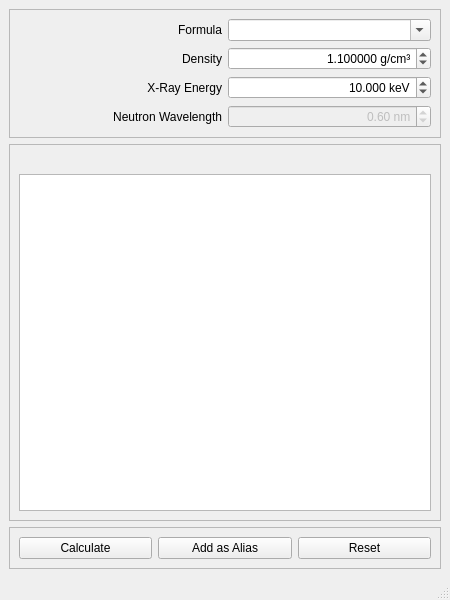
This is src/mainwindow.ui in ibressler/qsldcalc as Qt 5 draws it before an edit. The edited form follows.
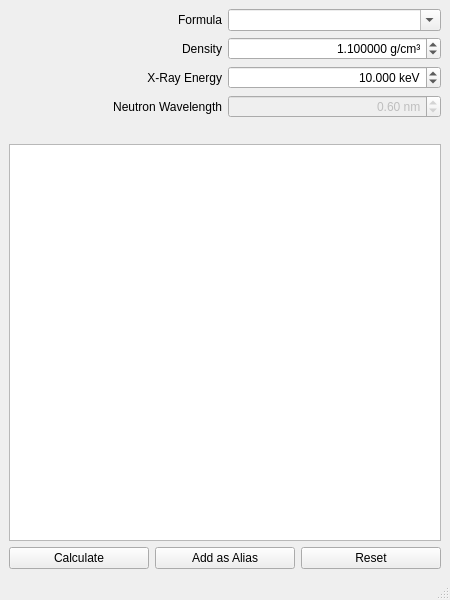
This is the edited form.

Commit message: - encapsulated debug output, visible in debug build mode only now - minor cleanup of GUI (QFrame->QWidget)

```diff
--- a/src/mainwindow.ui
+++ b/src/mainwindow.ui
@@ -9,28 +9,17 @@
     <height>600</height>
    </rect>
   </property>
-  <widget class="QWidget" name="centralwidget" >
-   <property name="geometry" >
-    <rect>
-     <x>0</x>
-     <y>34</y>
-     <width>450</width>
-     <height>539</height>
-    </rect>
-   </property>
-   <layout class="QVBoxLayout" name="verticalLayout" >
+  <widget class="QWidget" name="centralwidget">
+   <layout class="QVBoxLayout" name="verticalLayout">
     <item>
-     <widget class="QFrame" name="frmInput" >
-      <property name="frameShape" >
-       <enum>QFrame::StyledPanel</enum>
-      </property>
-      <property name="frameShadow" >
-       <enum>QFrame::Raised</enum>
-      </property>
-      <layout class="QGridLayout" name="gridLayout" >
-       <item row="0" column="0" >
-        <widget class="QLabel" name="lblFormula" >
-         <property name="text" >
+     <widget class="QWidget" name="frmInput" native="true">
+      <layout class="QGridLayout" name="gridLayout">
+       <property name="margin">
+        <number>0</number>
+       </property>
+       <item row="0" column="0">
+        <widget class="QLabel" name="lblFormula">
+         <property name="text">
           <string>Formula</string>
          </property>
          <property name="alignment" >
@@ -160,14 +149,11 @@
      </widget>
     </item>
     <item>
-     <widget class="QFrame" name="frmOutput" >
-      <property name="frameShape" >
-       <enum>QFrame::StyledPanel</enum>
-      </property>
-      <property name="frameShadow" >
-       <enum>QFrame::Raised</enum>
-      </property>
-      <layout class="QVBoxLayout" name="verticalLayout_2" >
+     <widget class="QWidget" name="frmOutput" native="true">
+      <layout class="QVBoxLayout" name="verticalLayout_2">
+       <property name="margin">
+        <number>0</number>
+       </property>
        <item>
         <widget class="QLabel" name="lblFormattedFormula" >
          <property name="toolTip" >
@@ -207,14 +193,11 @@
      </widget>
     </item>
     <item>
-     <widget class="QFrame" name="frmButtons" >
-      <property name="frameShape" >
-       <enum>QFrame::StyledPanel</enum>
-      </property>
-      <property name="frameShadow" >
-       <enum>QFrame::Raised</enum>
-      </property>
-      <layout class="QHBoxLayout" name="horizontalLayout" >
+     <widget class="QWidget" name="frmButtons" native="true">
+      <layout class="QHBoxLayout" name="horizontalLayout">
+       <property name="margin">
+        <number>0</number>
+       </property>
        <item>
         <widget class="QPushButton" name="btnCalc" >
          <property name="text" >
```
Left out of the diff: 194 changed lines with no effect on the pictures. The commit also changes 5 other files.
